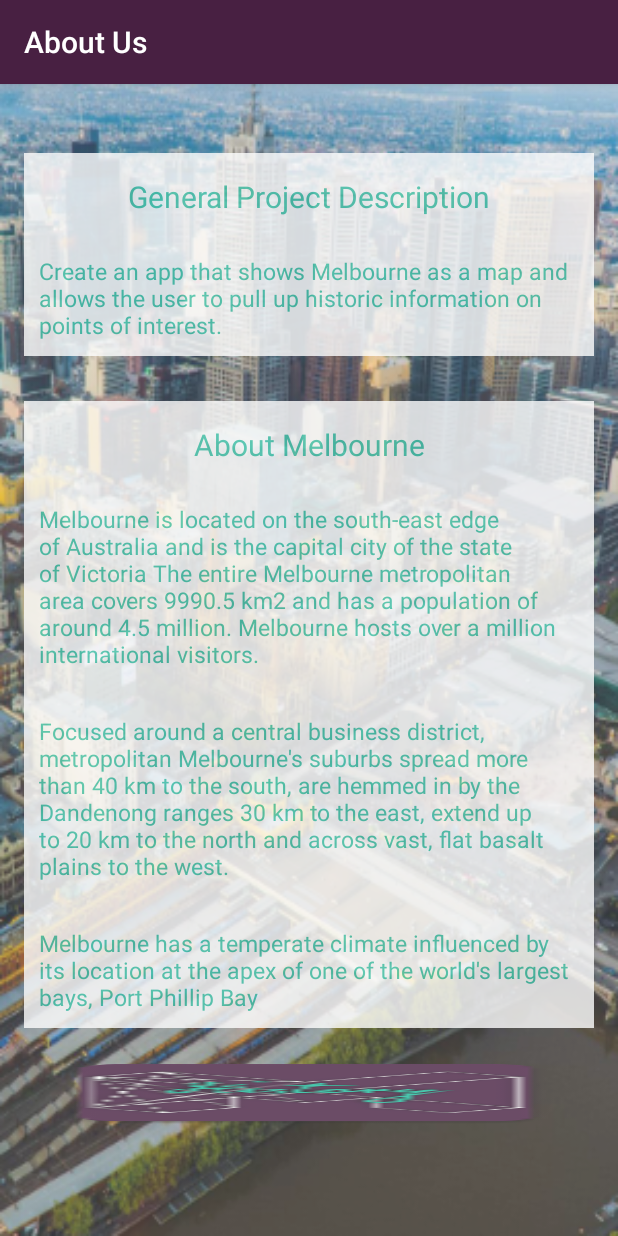
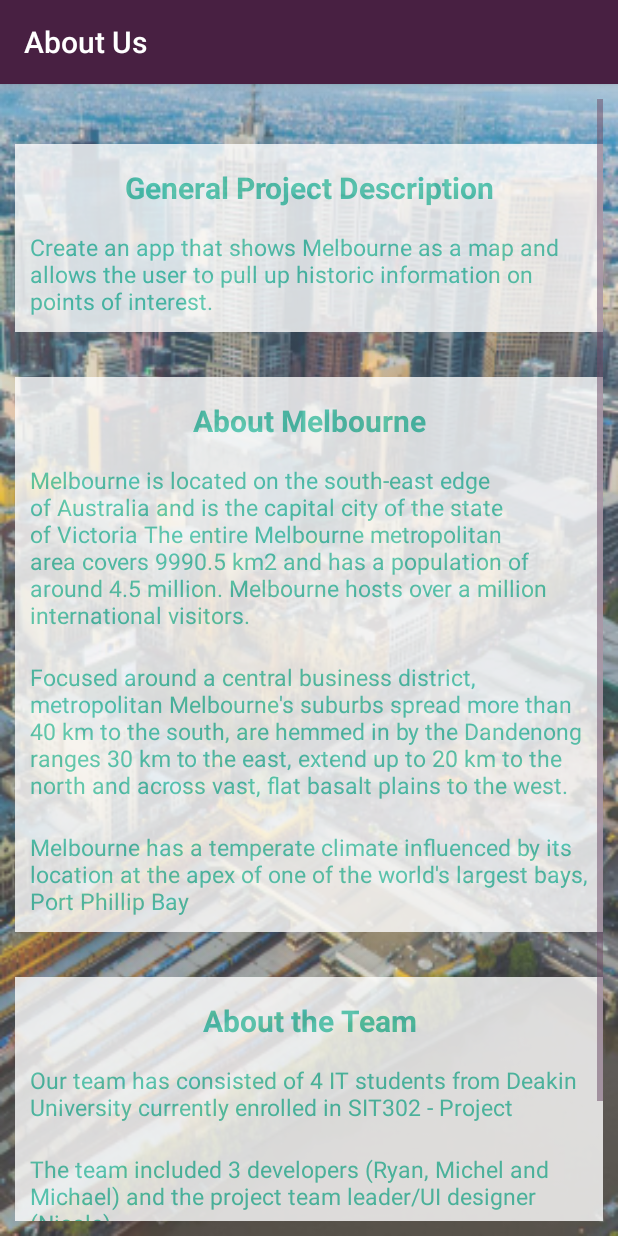
Before and after one commit to michelyousef/Melbourne_History, an Android app: the AboutUs screen opened directly, with no data from a screen before it, on a phone screen of 412 x 824 dp. Run offline under Robolectric (Android 15) with nearby library versions, the phone set to English and light mode, and no system bars.

Commit message:
Made things a little bit prettier (work in progress)

```diff
--- a/app/src/main/res/layout/activity_about_us.xml
+++ b/app/src/main/res/layout/activity_about_us.xml
@@ -39,6 +39,7 @@
                     android:id="@+id/aboutUsPart01"
                     android:layout_marginTop="10dp"
                     android:textColor="@color/green"
+                    android:textStyle="bold"
                     android:text="@string/AboutUsParagraph01Title"
                     android:textSize="20sp"
                     android:textAlignment="center"
@@ -47,7 +48,6 @@
                     android:layout_width="match_parent"
                     android:layout_height="wrap_content"
                     android:id="@+id/aboutUsPar1"
-                    android:layout_marginTop="10dp"
                     android:textColor="@color/green"
                     android:text="@string/AboutUsParagraph01Text"
                     android:textSize="15sp"
@@ -69,6 +69,7 @@
                     android:id="@+id/aboutUsPart02"
                     android:layout_marginTop="10dp"
                     android:textColor="@color/green"
+                    android:textStyle="bold"
                     android:text="@string/AboutUsParagraph02Title"
                     android:textSize="20sp"
                     android:textAlignment="center"
@@ -77,7 +78,6 @@
                     android:layout_width="match_parent"
                     android:layout_height="wrap_content"
                     android:id="@+id/aboutUsPar2_1"
-                    android:layout_marginTop="10dp"
                     android:textColor="@color/green"
                     android:text="@string/AboutUsParagraph02Text_01"
                     android:textSize="15sp"
@@ -86,7 +86,6 @@
                     android:layout_width="match_parent"
                     android:layout_height="wrap_content"
                     android:id="@+id/aboutUsPar2_2"
-                    android:layout_marginTop="10dp"
                     android:textColor="@color/green"
                     android:text="@string/AboutUsParagraph02Text_02"
                     android:textSize="15sp"
@@ -95,9 +94,46 @@
                     android:layout_width="match_parent"
                     android:layout_height="wrap_content"
                     android:id="@+id/aboutUsPar2_3"
+                    android:textColor="@color/green"
+                    android:text="@string/AboutUsParagraph02Text_03"
+                    android:textSize="15sp"
+                    android:padding="10dp"/>
+            </LinearLayout>
+
+            <!-- paragraph 3 -->
+            <LinearLayout
+                android:layout_width="match_parent"
+                android:layout_height="wrap_content"
+                android:orientation="vertical"
+                android:layout_marginTop="30dp"
+                android:background="@color/white"
+                android:alpha="0.8">
+
+                <TextView
+                    android:layout_width="match_parent"
+                    android:layout_height="wrap_content"
+                    android:id="@+id/aboutUsPart03"
                     android:layout_marginTop="10dp"
                     android:textColor="@color/green"
-                    android:text="@string/AboutUsParagraph02Text_03"
+                    android:text="@string/AboutUsParagraph03Title"
+                    android:textSize="20sp"
+                    android:textStyle="bold"
+                    android:textAlignment="center"
+                    android:padding="5dp"/>
+                <TextView
+                    android:layout_width="match_parent"
+                    android:layout_height="wrap_content"
+                    android:id="@+id/aboutUsPar3_1"
+                    android:textColor="@color/green"
+                    android:text="@string/AboutUsParagraph03Text_01"
+                    android:textSize="15sp"
+                    android:padding="10dp"/>
+                <TextView
+                    android:layout_width="match_parent"
+                    android:layout_height="wrap_content"
+                    android:id="@+id/aboutUsPar3_2"
+                    android:textColor="@color/green"
+                    android:text="@string/AboutUsParagraph03Text_02"
                     android:textSize="15sp"
                     android:padding="10dp"/>
             </LinearLayout>
--- a/app/src/main/res/layout/activity_splash_screen.xml
+++ b/app/src/main/res/layout/activity_splash_screen.xml
@@ -10,7 +10,8 @@
     android:orientation="vertical"
     android:background="@mipmap/melbourne_from_above"
     tools:context="com.example.sit302_team.melbourne_history.SplashScreen"
-    android:weightSum="1">
+    android:weightSum="1"
+    android:alpha="0.9">
 
     <ImageView
         android:layout_width="match_parent"
@@ -19,11 +20,11 @@
         android:layout_gravity="center_horizontal"/>
 
     <ImageView
-        android:layout_width="368dp"
-        android:layout_height="165dp"
-        android:src="@mipmap/history"
-        android:layout_marginTop="50dp"
+        android:layout_width="match_parent"
+        android:layout_height="wrap_content"
+        android:src="@mipmap/Melbourne_History"
+        android:layout_marginTop="20dp"
         android:layout_gravity="center_horizontal"
-        android:layout_weight="0.20" />
+        android:layout_weight="1" />
 
 </LinearLayout>
--- a/app/src/main/res/values/dimens.xml
+++ b/app/src/main/res/values/dimens.xml
@@ -1,8 +1,8 @@
 <resources>
     <!-- Default screen margins, per the Android Design guidelines. -->
-    <dimen name="activity_horizontal_margin">16dp</dimen>
-    <dimen name="activity_vertical_margin">16dp</dimen>
+    <dimen name="activity_horizontal_margin">10dp</dimen>
+    <dimen name="activity_vertical_margin">10dp</dimen>
     <dimen name="no_padding">0dp</dimen>
-    <dimen name="padding_text_view">8dp</dimen>
+    <dimen name="padding_text_view">5dp</dimen>
     <dimen name="margin_text_view">5dp</dimen>
 </resources>
```
Also changed, not shown: app/src/main/res/mipmap-xxxhdpi/Melbourne_History.png (added).
